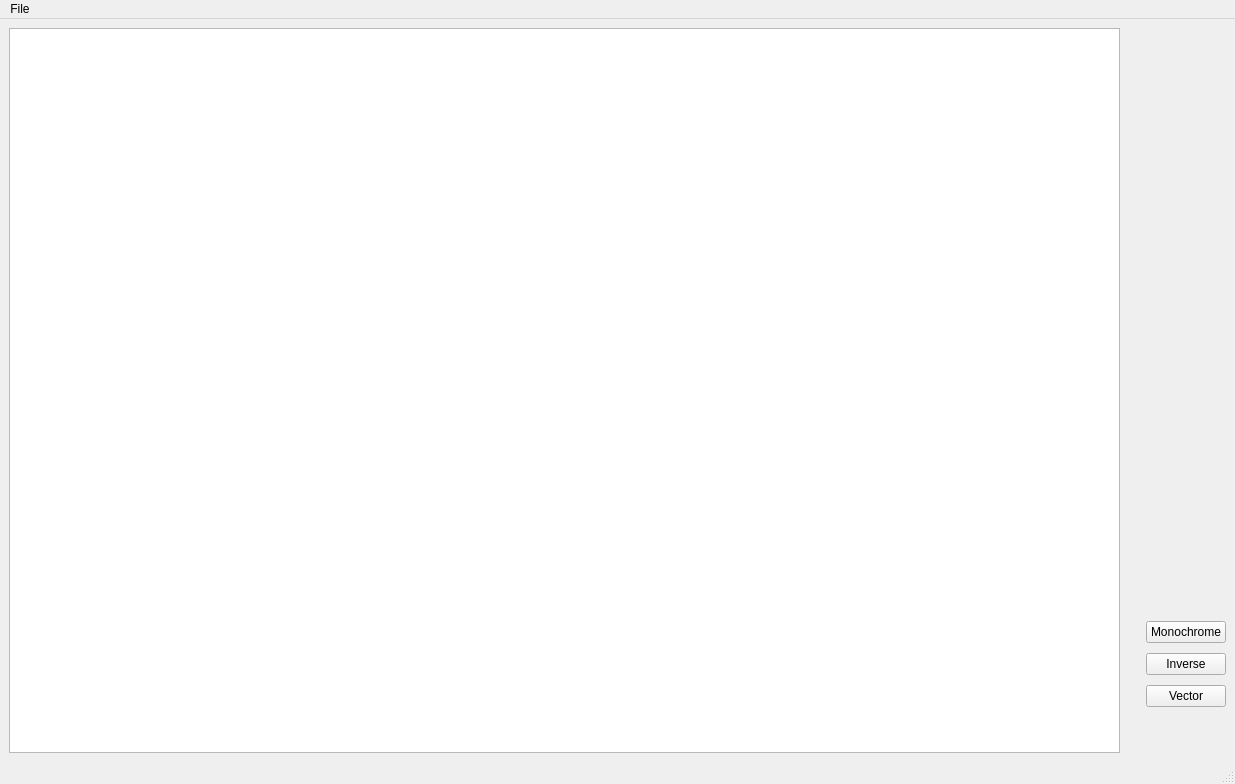
Before: the Qt Designer form mw.ui in trofkm/BMP, drawn with Qt 5.
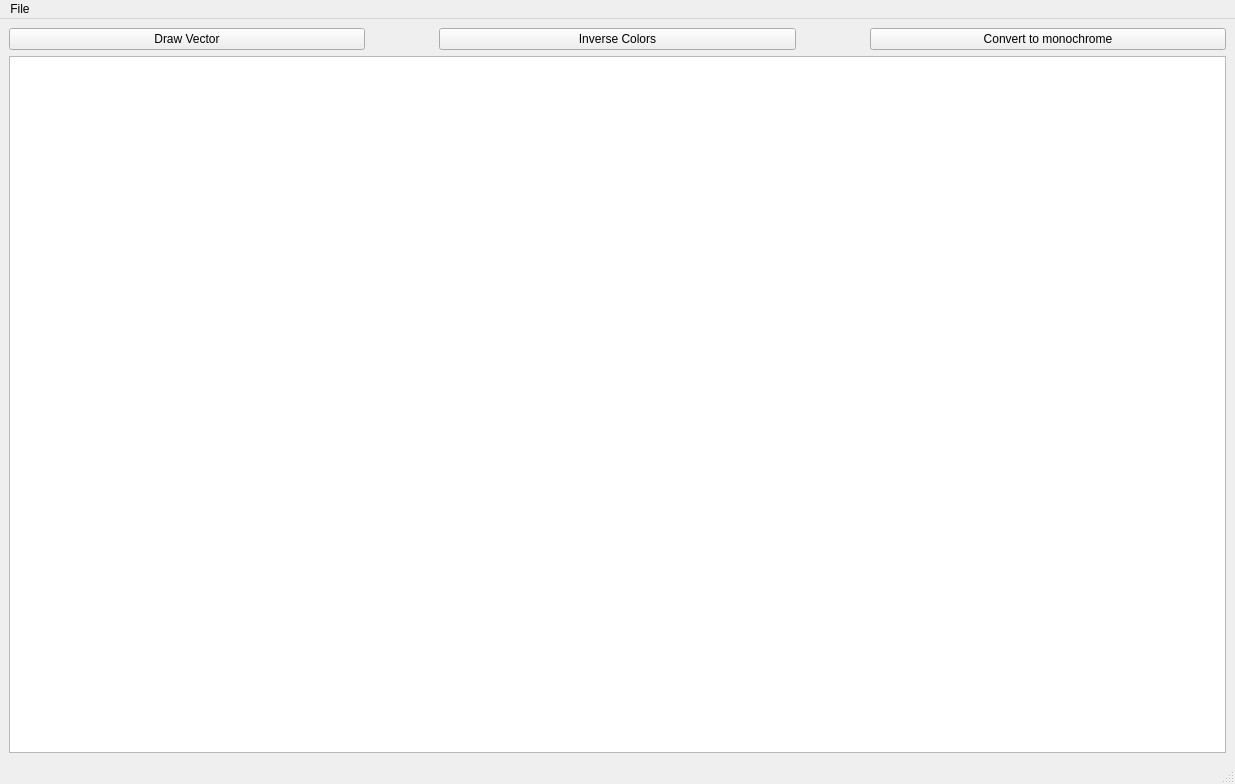
After: the same form once the commit is applied. Icons and pictures are not drawn.

Diff of the .ui file:
```diff
--- a/mw.ui
+++ b/mw.ui
@@ -20,143 +20,45 @@
    <string>MW</string>
   </property>
   <widget class="QWidget" name="centralwidget">
-   <layout class="QGridLayout" name="gridLayout">
-    <item row="2" column="2">
-     <spacer name="verticalSpacer_2">
-      <property name="orientation">
-       <enum>Qt::Vertical</enum>
+   <layout class="QVBoxLayout" name="verticalLayout">
+    <item>
+     <layout class="QHBoxLayout" name="horizontalLayout">
+      <property name="spacing">
+       <number>74</number>
       </property>
-      <property name="sizeType">
-       <enum>QSizePolicy::Fixed</enum>
-      </property>
-      <property name="sizeHint" stdset="0">
-       <size>
-        <width>20</width>
-        <height>40</height>
-       </size>
-      </property>
-     </spacer>
+      <item>
+       <widget class="QPushButton" name="Vector_Btn">
+        <property name="text">
+         <string>Draw Vector</string>
+        </property>
+       </widget>
+      </item>
+      <item>
+       <widget class="QPushButton" name="InverseColors_Btn">
+        <property name="text">
+         <string>Inverse Colors</string>
+        </property>
+       </widget>
+      </item>
+      <item>
+       <widget class="QPushButton" name="ToMonochrome_btn">
+        <property name="text">
+         <string>Convert to monochrome</string>
+        </property>
+       </widget>
+      </item>
+     </layout>
     </item>
-    <item row="1" column="1">
-     <spacer name="horizontalSpacer">
-      <property name="orientation">
-       <enum>Qt::Horizontal</enum>
-      </property>
-      <property name="sizeType">
-       <enum>QSizePolicy::Fixed</enum>
-      </property>
-      <property name="sizeHint" stdset="0">
-       <size>
-        <width>20</width>
-        <height>20</height>
-       </size>
-      </property>
-     </spacer>
-    </item>
-    <item row="0" column="2">
-     <spacer name="verticalSpacer">
-      <property name="orientation">
-       <enum>Qt::Vertical</enum>
-      </property>
-      <property name="sizeType">
-       <enum>QSizePolicy::Expanding</enum>
-      </property>
-      <property name="sizeHint" stdset="0">
-       <size>
-        <width>20</width>
-        <height>40</height>
-       </size>
-      </property>
-     </spacer>
-    </item>
-    <item row="0" column="0" rowspan="3">
+    <item>
      <widget class="QGraphicsView" name="PictureView">
       <property name="sizePolicy">
-       <sizepolicy hsizetype="MinimumExpanding" vsizetype="Preferred">
+       <sizepolicy hsizetype="Expanding" vsizetype="Expanding">
         <horstretch>0</horstretch>
         <verstretch>0</verstretch>
        </sizepolicy>
       </property>
      </widget>
     </item>
-    <item row="1" column="2">
-     <layout class="QVBoxLayout" name="verticalLayout">
-      <item>
-       <widget class="QPushButton" name="btnToMonochrome">
-        <property name="enabled">
-         <bool>true</bool>
-        </property>
-        <property name="sizePolicy">
-         <sizepolicy hsizetype="Preferred" vsizetype="Preferred">
-          <horstretch>0</horstretch>
-          <verstretch>0</verstretch>
-         </sizepolicy>
-        </property>
-        <property name="text">
-         <string>Monochrome</string>
-        </property>
-       </widget>
-      </item>
-      <item>
-       <spacer name="verticalSpacer_3">
-        <property name="orientation">
-         <enum>Qt::Vertical</enum>
-        </property>
-        <property name="sizeType">
-         <enum>QSizePolicy::Minimum</enum>
-        </property>
-        <property name="sizeHint" stdset="0">
-         <size>
-          <width>20</width>
-          <height>4</height>
-         </size>
-        </property>
-       </spacer>
-      </item>
-      <item>
-       <widget class="QPushButton" name="btnInverse">
-        <property name="sizePolicy">
-         <sizepolicy hsizetype="Preferred" vsizetype="Preferred">
-          <horstretch>0</horstretch>
-          <verstretch>0</verstretch>
-         </sizepolicy>
-        </property>
-        <property name="text">
-         <string>Inverse</string>
-        </property>
-       </widget>
-      </item>
-      <item>
-       <spacer name="verticalSpacer_4">
-        <property name="orientation">
-         <enum>Qt::Vertical</enum>
-        </property>
-        <property name="sizeType">
-         <enum>QSizePolicy::Minimum</enum>
-        </property>
-        <property name="sizeHint" stdset="0">
-         <size>
-          <width>20</width>
-          <height>4</height>
-         </size>
-        </property>
-       </spacer>
-      </item>
-      <item>
-       <widget class="QPushButton" name="btnDrawVector">
-        <property name="sizePolicy">
-         <sizepolicy hsizetype="Preferred" vsizetype="Preferred">
-          <horstretch>0</horstretch>
-          <verstretch>0</verstretch>
-         </sizepolicy>
-        </property>
-        <property name="text">
-         <string>Vector</string>
-        </property>
-       </widget>
-      </item>
-     </layout>
-    </item>
    </layout>
   </widget>
   <widget class="QMenuBar" name="menubar">
```
